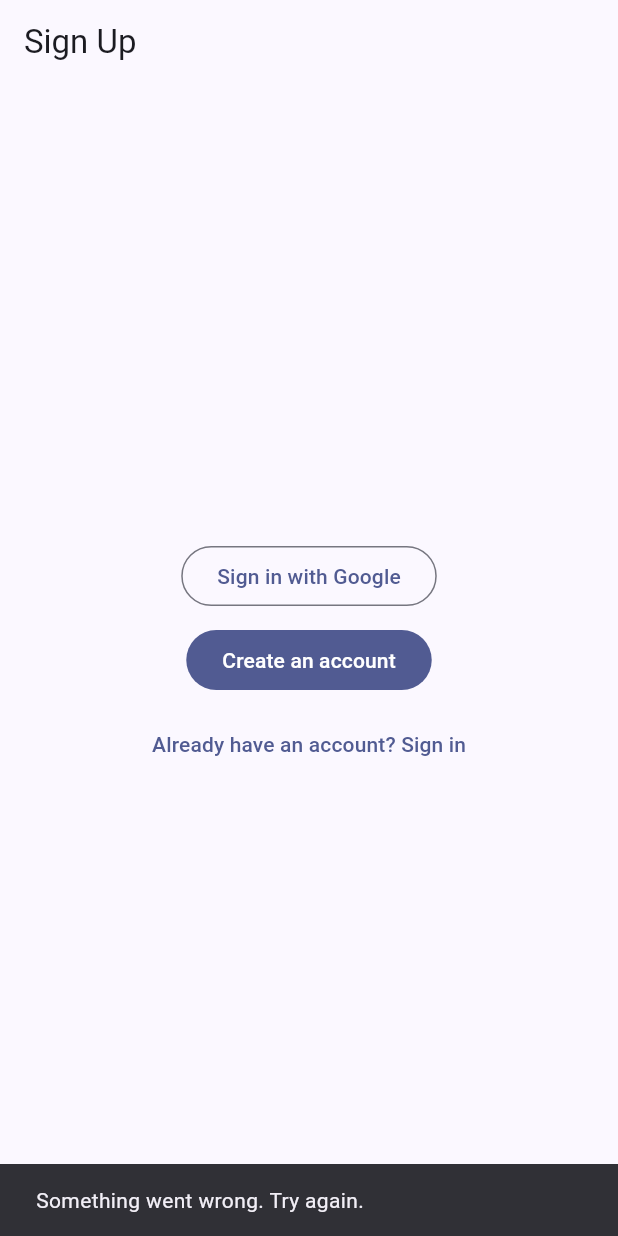
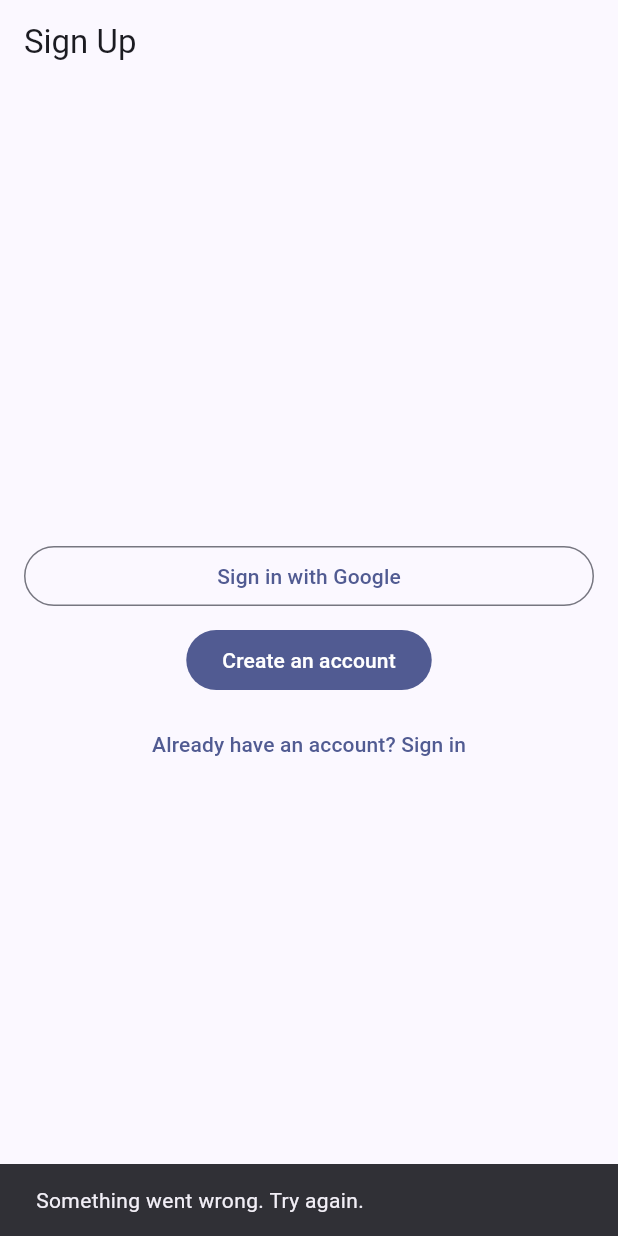
Before and after one commit to userino616/peopleslab-mobile, a Flutter app: the SignUpPage screen opened by its route, after a tap on "Sign in with Google", on a phone screen of 412 x 824 dp. Run offline on Flutter 3.47's test engine with Material 3 defaults, Android fonts, the phone set to English and light mode, and no system bars; our stand-ins replace flutter_riverpod, flutter_secure_storage, go_router, google_sign_in, logger, sign_in_with_apple; missing offline and left inert: grpc, peopleslab_api; accounts and stored records are empty.

Commit message:
refactor authentication pages; extract social sign-in buttons into reusable widget

```diff
--- a/lib/features/auth/presentation/sign_up_page.dart
+++ b/lib/features/auth/presentation/sign_up_page.dart
@@ -1,11 +1,10 @@
 import 'package:flutter/material.dart';
-import 'package:flutter/foundation.dart' show defaultTargetPlatform, TargetPlatform, kIsWeb;
 import 'package:flutter_riverpod/flutter_riverpod.dart';
 import 'package:go_router/go_router.dart';
 import 'package:peopleslab/core/router/app_router.dart';
 import 'package:peopleslab/core/l10n/l10n_x.dart';
-import 'package:peopleslab/core/l10n/l10n_helpers.dart';
 import 'package:peopleslab/features/auth/presentation/controllers/auth_controller.dart';
+import 'package:peopleslab/features/auth/presentation/widgets/social_signin_buttons.dart';
 
 class SignUpPage extends ConsumerWidget {
   const SignUpPage({super.key});
@@ -13,8 +12,6 @@
   @override
   Widget build(BuildContext context, WidgetRef ref) {
     final state = ref.watch(authControllerProvider);
-    final notifier = ref.read(authControllerProvider.notifier);
-    final isIOS = !kIsWeb && defaultTargetPlatform == TargetPlatform.iOS;
     final s = context.l10n;
     return Scaffold(
       appBar: AppBar(title: Text(s.signup_title)),
@@ -26,33 +23,7 @@
             child: Column(
               mainAxisSize: MainAxisSize.min,
               children: [
-                OutlinedButton(
-                  onPressed: state.loading ? null : () async {
-                    final ok = await notifier.signInWithGoogle();
-                    if (!context.mounted) return;
-                    if (!ok) {
-                      final code = ref.read(authControllerProvider).errorMessage;
-                      final msg = localizeError(context, code);
-                      ScaffoldMessenger.of(context).showSnackBar(SnackBar(content: Text(msg)));
-                    }
-                  },
-                  child: Text(s.signin_social_google),
-                ),
-                if (isIOS) ...[
-                  const SizedBox(height: 8),
-                  OutlinedButton(
-                    onPressed: state.loading ? null : () async {
-                      final ok = await notifier.signInWithApple();
-                      if (!context.mounted) return;
-                      if (!ok) {
-                        final code = ref.read(authControllerProvider).errorMessage;
-                        final msg = localizeError(context, code);
-                        ScaffoldMessenger.of(context).showSnackBar(SnackBar(content: Text(msg)));
-                      }
-                    },
-                    child: Text(s.signin_social_apple),
-                  ),
-                ],
+                const SocialSignInButtons(),
                 const SizedBox(height: 8),
                 FilledButton(
                   onPressed: state.loading ? null : () => context.push(AppRoutes.emailSignUp),
--- /dev/null
+++ b/lib/features/auth/presentation/widgets/social_signin_buttons.dart
@@ -0,0 +1,56 @@
+import 'package:flutter/material.dart';
+import 'package:flutter/foundation.dart' show defaultTargetPlatform, TargetPlatform, kIsWeb;
+import 'package:flutter_riverpod/flutter_riverpod.dart';
+import 'package:peopleslab/core/l10n/l10n_x.dart';
+import 'package:peopleslab/core/l10n/l10n_helpers.dart';
+import 'package:peopleslab/features/auth/presentation/controllers/auth_controller.dart';
+
+class SocialSignInButtons extends ConsumerWidget {
+  const SocialSignInButtons({super.key});
+
+  @override
+  Widget build(BuildContext context, WidgetRef ref) {
+    final state = ref.watch(authControllerProvider);
+    final notifier = ref.read(authControllerProvider.notifier);
+    final isIOS = !kIsWeb && defaultTargetPlatform == TargetPlatform.iOS;
+
+    final children = <Widget>[
+      OutlinedButton(
+        onPressed: state.loading
+            ? null
+            : () async {
+                final ok = await notifier.signInWithGoogle();
+                if (!context.mounted) return;
+                if (!ok) {
+                  final code = ref.read(authControllerProvider).errorMessage;
+                  final msg = localizeError(context, code);
+                  ScaffoldMessenger.of(context).showSnackBar(SnackBar(content: Text(msg)));
+                }
+              },
+        child: Text(context.l10n.signin_social_google),
+      ),
+    ];
+
+    if (isIOS) {
+      children.add(const SizedBox(height: 8));
+      children.add(
+        OutlinedButton(
+          onPressed: state.loading
+              ? null
+              : () async {
+                  final ok = await notifier.signInWithApple();
+                  if (!context.mounted) return;
+                  if (!ok) {
+                    final code = ref.read(authControllerProvider).errorMessage;
+                    final msg = localizeError(context, code);
+                    ScaffoldMessenger.of(context).showSnackBar(SnackBar(content: Text(msg)));
+                  }
+                },
+          child: Text(context.l10n.signin_social_apple),
+        ),
+      );
+    }
+
+    return Column(crossAxisAlignment: CrossAxisAlignment.stretch, children: children);
+  }
+}
```
Also changed, not shown: lib/core/auth/token_storage.dart (+0 -9 lines), lib/features/auth/data/grpc_auth_repository.dart (+9 -15 lines), lib/features/auth/presentation/sign_in_page.dart (+3 -44 lines).
